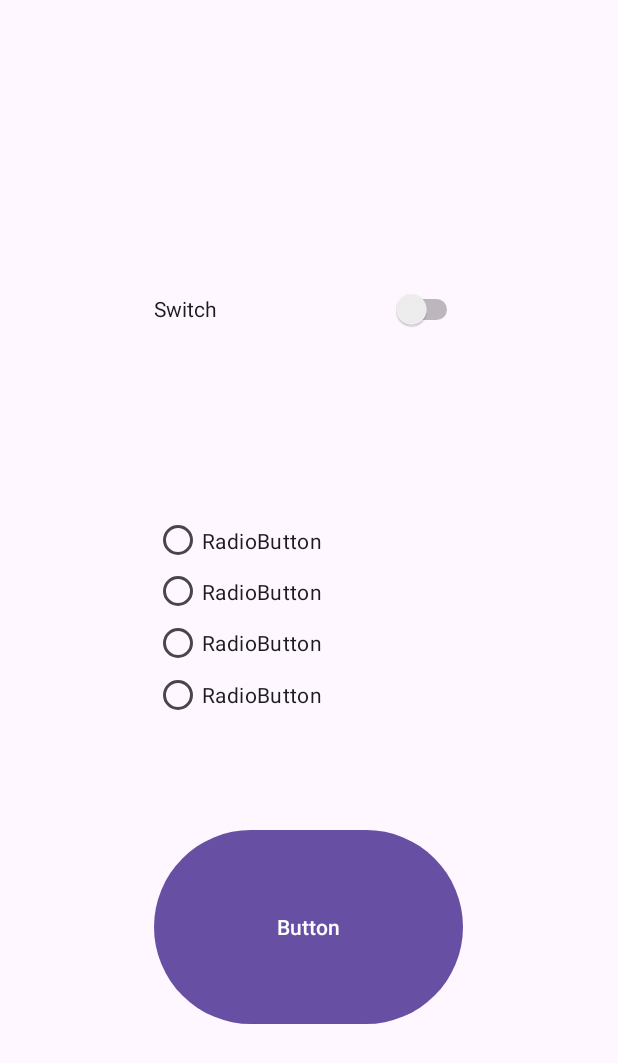
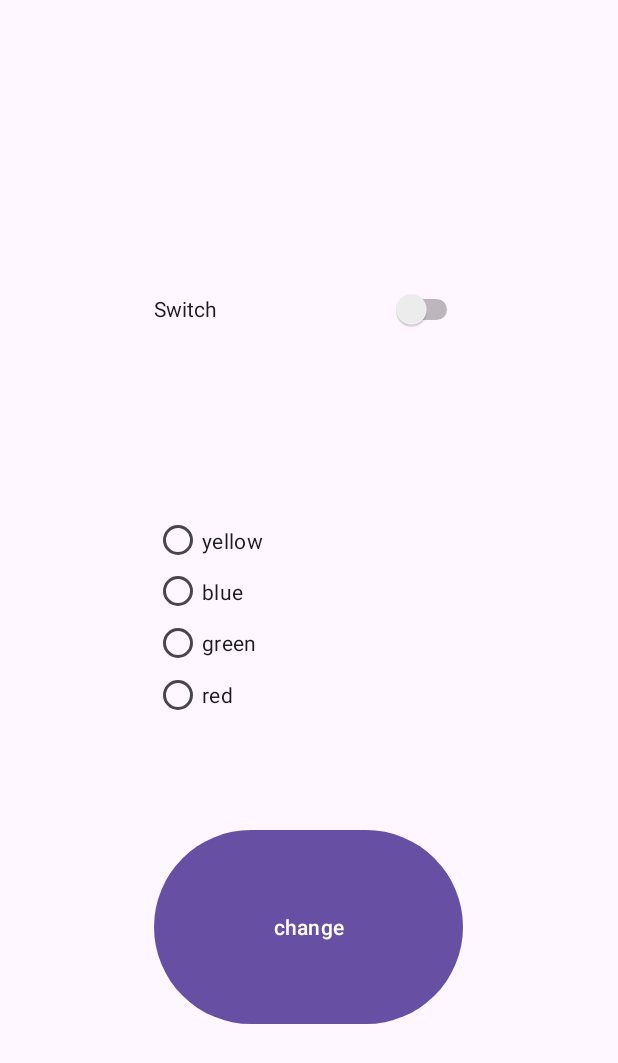
Before and after one commit to av2215/Ex0611, an Android app: the screen it shows after launch (MainActivity), on a phone screen of 412 x 824 dp. Shown: the top 1063 px of the screen. Run offline under Robolectric (Android 15) with nearby library versions, the phone set to English and light mode, and no system bars.

Commit message:
finish mesima

```diff
--- a/app/src/main/java/com/example/ex0611/MainActivity.java
+++ b/app/src/main/java/com/example/ex0611/MainActivity.java
@@ -1,6 +1,12 @@
 package com.example.ex0611;
 
+import android.graphics.Color;
 import android.os.Bundle;
+import android.view.View;
+import android.widget.Button;
+import android.widget.LinearLayout;
+import android.widget.RadioButton;
+import android.widget.Switch;
 
 import androidx.activity.EdgeToEdge;
 import androidx.appcompat.app.AppCompatActivity;
@@ -10,9 +16,63 @@ import androidx.core.view.WindowInsetsCompat;
 
 public class MainActivity extends AppCompatActivity {
 
+
+    LinearLayout main;
+    Switch sw;
+    RadioButton rb1;
+    RadioButton rb2;
+    RadioButton rb3;
+    RadioButton rb4;
     @Override
     protected void onCreate(Bundle savedInstanceState) {
         super.onCreate(savedInstanceState);
         setContentView(R.layout.activity_main);
+        main=findViewById(R.id.main);
+        sw=findViewById(R.id.sw);
+        rb1=findViewById(R.id.rb1);
+        rb2=findViewById(R.id.rb2);
+        rb3=findViewById(R.id.rb3);
+        rb4=findViewById(R.id.rb4);
+    }
+
+    public void go(View view) {
+        if(rb1.isChecked())
+        {
+            main.setBackgroundColor(Color.YELLOW);
+        }
+        if(rb2.isChecked())
+        {
+            main.setBackgroundColor(Color.BLUE);
+        }
+        if(rb3.isChecked())
+        {
+            main.setBackgroundColor(Color.GREEN);
+        }
+        if(rb4.isChecked())
+        {
+            main.setBackgroundColor(Color.RED);
+        }
+    }
+
+    public void gog(View view) {
+        if(sw.isChecked())
+        {
+            if(rb1.isChecked())
+            {
+                main.setBackgroundColor(Color.YELLOW);
+            }
+            if(rb2.isChecked())
+            {
+                main.setBackgroundColor(Color.BLUE);
+            }
+            if(rb3.isChecked())
+            {
+                main.setBackgroundColor(Color.GREEN);
+            }
+            if(rb4.isChecked())
+            {
+                main.setBackgroundColor(Color.RED);
+            }
+        }
     }
 }
--- a/app/src/main/res/layout/activity_main.xml
+++ b/app/src/main/res/layout/activity_main.xml
@@ -24,7 +24,7 @@
             android:layout_weight="1" />
 
         <Switch
-            android:id="@+id/switch2"
+            android:id="@+id/sw"
             android:layout_width="match_parent"
             android:layout_height="0dp"
             android:layout_weight="1"
@@ -41,32 +41,36 @@
             android:layout_weight="1" >
 
             <RadioButton
-                android:id="@+id/radioButton"
+                android:id="@+id/rb1"
                 android:layout_width="match_parent"
                 android:layout_height="0dp"
                 android:layout_weight="1"
-                android:text="RadioButton" />
+                android:onClick="gog"
+                android:text="yellow" />
 
             <RadioButton
-                android:id="@+id/radioButton2"
+                android:id="@+id/rb2"
                 android:layout_width="match_parent"
                 android:layout_height="0dp"
                 android:layout_weight="1"
-                android:text="RadioButton" />
+                android:onClick="gog"
+                android:text="blue" />
 
             <RadioButton
-                android:id="@+id/radioButton5"
+                android:id="@+id/rb3"
                 android:layout_width="match_parent"
                 android:layout_height="0dp"
                 android:layout_weight="1"
-                android:text="RadioButton" />
+                android:onClick="gog"
+                android:text="green" />
 
             <RadioButton
-                android:id="@+id/radioButton6"
+                android:id="@+id/rb4"
                 android:layout_width="match_parent"
                 android:layout_height="0dp"
                 android:layout_weight="1"
-                android:text="RadioButton" />
+                android:onClick="gog"
+                android:text="red" />
 
         </RadioGroup>
 
@@ -80,7 +84,8 @@
             android:layout_width="match_parent"
             android:layout_height="0dp"
             android:layout_weight="1"
-            android:text="Button" />
+            android:onClick="go"
+            android:text="change" />
 
         <Space
             android:layout_width="match_parent"
```
